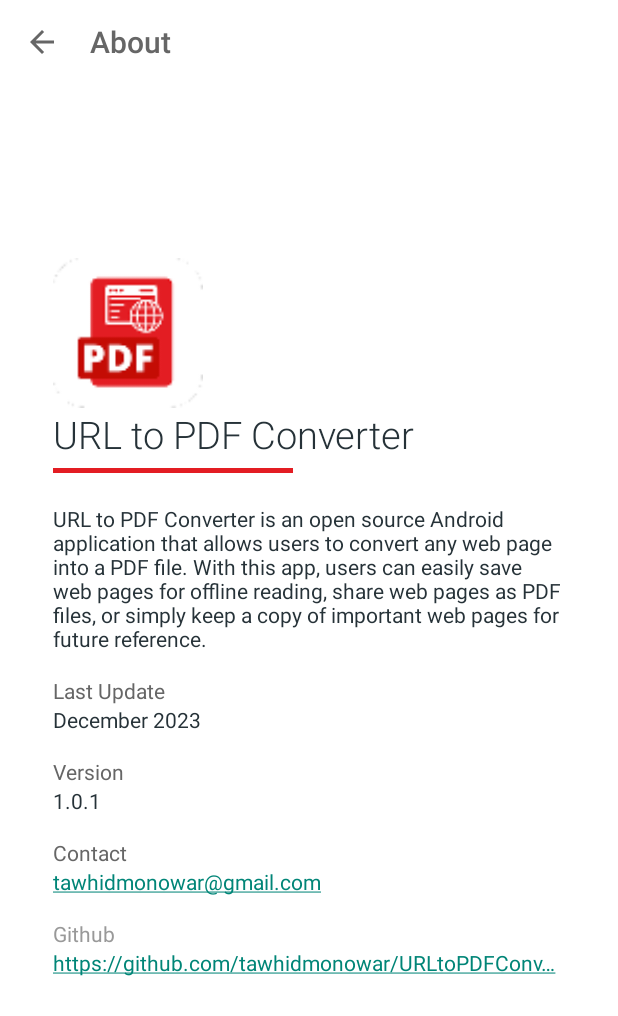
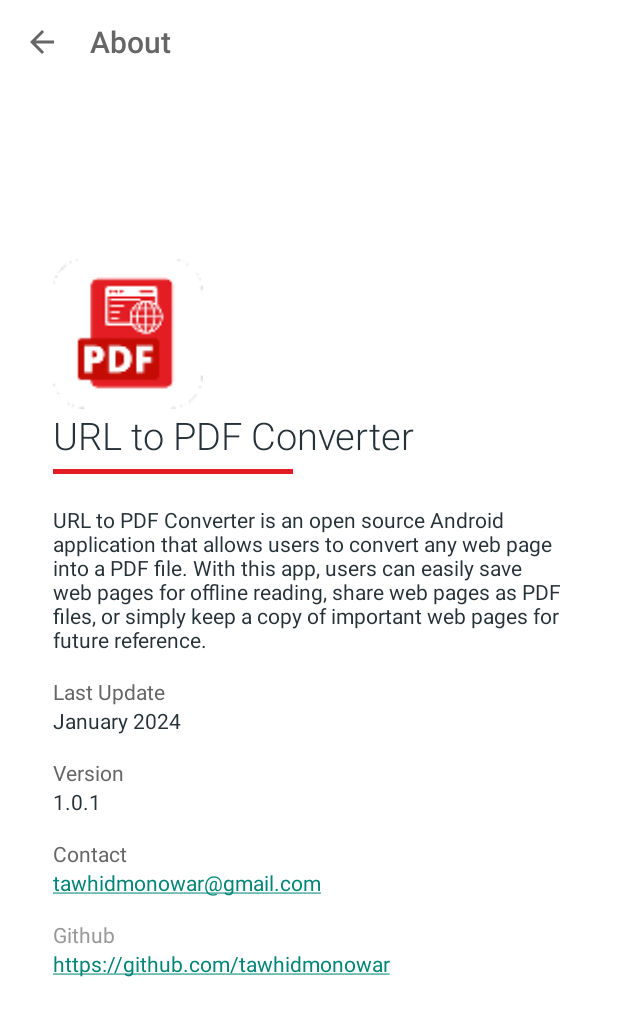
Before and after one commit to tawhidmonowar/WebCapture, an Android app: the AboutActivity screen opened directly, with no data from a screen before it, on a phone screen of 412 x 824 dp. Shown: the top 1016 px of the screen. Run offline under Robolectric (Android 15) with nearby library versions, the phone set to English and light mode, and no system bars; 1 statement that could not run was skipped.

Commit message:
Update activity_about.xml

```diff
--- a/app/src/main/res/layout/activity_about.xml
+++ b/app/src/main/res/layout/activity_about.xml
@@ -88,7 +88,7 @@
                 <TextView
                     android:layout_width="wrap_content"
                     android:layout_height="wrap_content"
-                    android:text="December 2023"
+                    android:text="January 2024"
                     android:textAppearance="@style/TextAppearance.AppCompat.Body1"
                     android:textColor="@color/grey_90" />
 
@@ -141,7 +141,8 @@
                     android:layout_height="wrap_content"
                     android:text="@string/email"
                     android:textAppearance="@style/TextAppearance.AppCompat.Body1"
-                    android:textColor="@color/grey_60" />
+                    android:textColor="@color/grey_60"
+                    android:autoLink="email" />
 
             </LinearLayout>
 
@@ -169,7 +170,8 @@
                     android:textAppearance="@style/TextAppearance.AppCompat.Body1"
                     android:textColor="@color/grey_90"
                     android:maxLines="1"
-                    android:ellipsize="end"/>
+                    android:ellipsize="end"
+                    android:autoLink="all"/>
 
             </LinearLayout>
 
```
